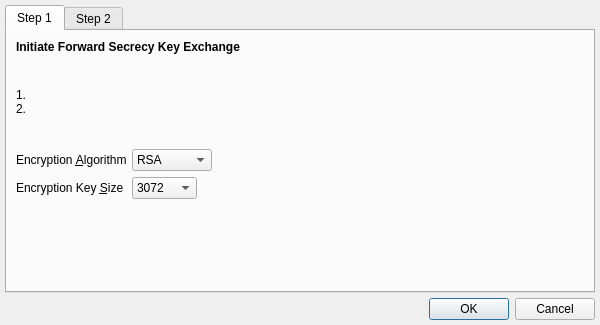
Old version of the form branches/trunk/UI/spot-on-forward-secrecy-algorithms-selection.ui in the repository textbrowser/spot-on.
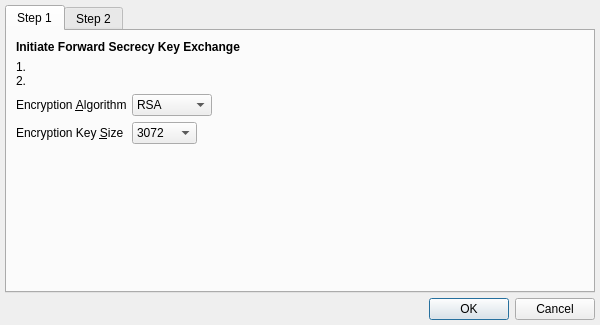
New version of the form. Icons and pictures are not drawn.

Commit message: Initialize pointers. Layout changes.

What changed in the file:
```diff
--- a/branches/trunk/UI/spot-on-forward-secrecy-algorithms-selection.ui
+++ b/branches/trunk/UI/spot-on-forward-secrecy-algorithms-selection.ui
@@ -49,12 +49,6 @@
        </item>
        <item>
         <widget class="QLabel" name="text_1">
-         <property name="sizePolicy">
-          <sizepolicy hsizetype="Preferred" vsizetype="Expanding">
-           <horstretch>0</horstretch>
-           <verstretch>0</verstretch>
-          </sizepolicy>
-         </property>
          <property name="text">
           <string>1.
 2.</string>
```
Left out of the diff: 6 changed lines with no effect on the pictures. The commit also changes 1 other file.
